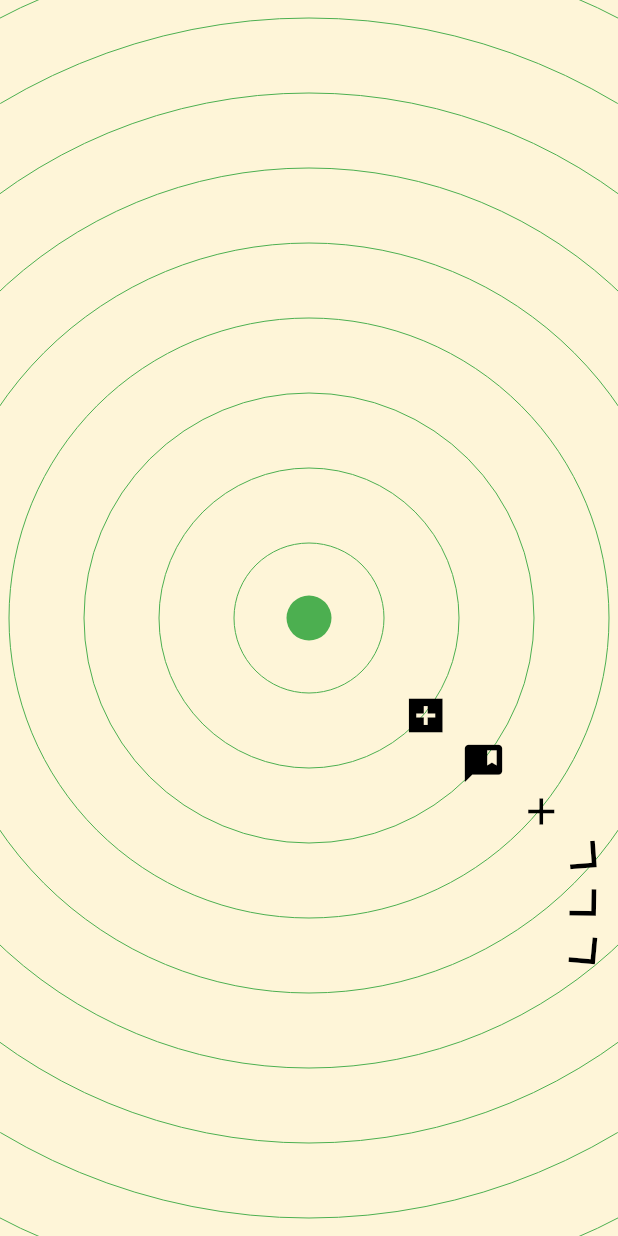
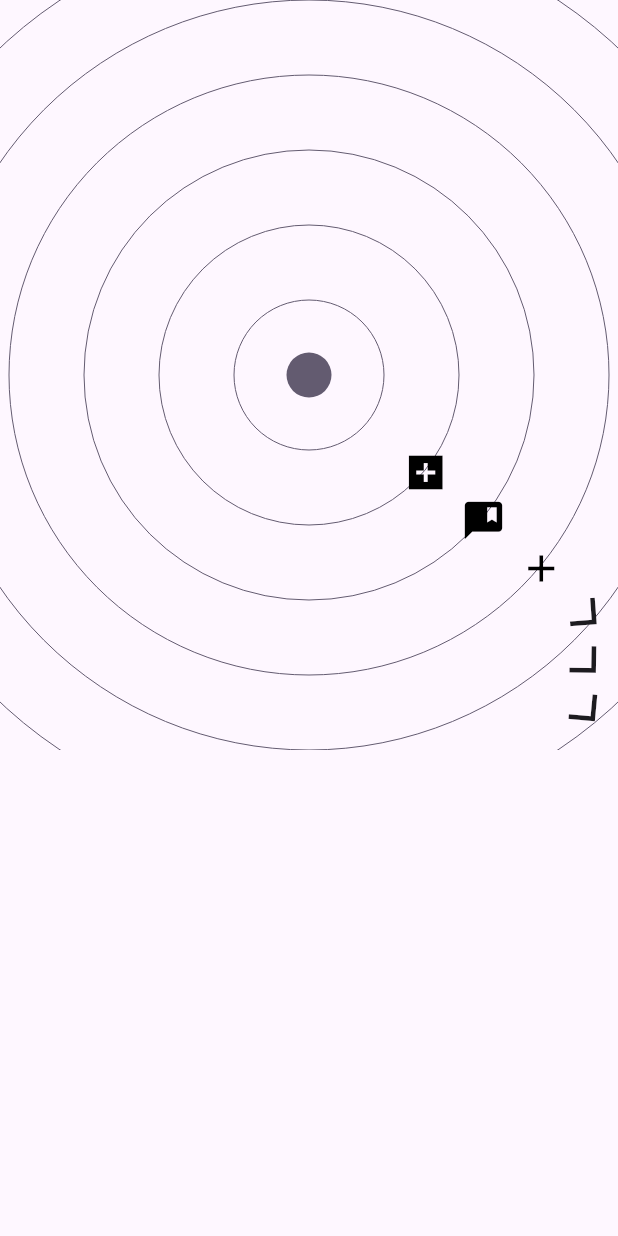
Before and after one commit to OtavioHo/flutter_radar_view, a Flutter app: the screen it shows after launch, on a phone screen of 412 x 824 dp. Run offline on Flutter 3.47's test engine with Material 2 defaults, Android fonts, the phone set to English and light mode, and no system bars; missing offline and left inert: touchable.

Commit message:
More refactor and fix constraints

```diff
--- a/example/lib/main.dart
+++ b/example/lib/main.dart
@@ -31,10 +31,23 @@ class MyHomePage extends StatefulWidget {
 }
 
 class _MyHomePageState extends State<MyHomePage> {
+  List<Spot> spots = [
+    Spot(distance: 100, icon: Icons.add_box_sharp),
+    Spot(distance: 150, icon: Icons.comment_bank),
+    Spot(distance: 200),
+    Spot(distance: 250),
+    Spot(distance: 300),
+    Spot(distance: 350),
+  ];
+
   @override
   Widget build(BuildContext context) {
-    return const Scaffold(
-      body: RadarView(),
+    return Scaffold(
+      body: SizedBox(
+        height: 500,
+        width: 500,
+        child: RadarView(spots: spots),
+      ),
     );
   }
 }
--- a/lib/src/radar_painter.dart
+++ b/lib/src/radar_painter.dart
@@ -7,32 +7,43 @@ import 'package:touchable/touchable.dart';
 class RadarPainter extends CustomPainter {
   BuildContext context;
   Offset offset;
+  BoxConstraints constraints;
   double scale = 1.0;
   List<Spot> spots;
   Rect rect;
   Function(Spot, TapDownDetails)? onTapSpot;
+  Color? backgroundColor;
+  Color? foregroundColor;
+  Function(Canvas, Size)? backgroundPainter;
+  Function(Spot, Canvas, TouchyCanvas)? spotPainter;
 
   RadarPainter({
     required this.context,
     required this.offset,
+    required this.constraints,
     this.scale = 1.0,
     this.spots = const [],
     this.onTapSpot,
-  }) : rect = Rect.fromLTRB(
-          20,
-          20,
-          MediaQuery.of(context).size.width - 20,
-          MediaQuery.of(context).size.height - 20,
-        );
+    this.backgroundColor,
+    this.foregroundColor,
+    this.backgroundPainter,
+    this.spotPainter,
+    Rect? rect,
+  }) : rect = rect ??
+            Rect.fromLTRB(
+              20,
+              20,
+              constraints.maxWidth - 20,
+              constraints.maxHeight - 20,
+            );
 
-  _defaulSpotPainter(Spot spot, Canvas canvas, TouchyCanvas touchyCanvas) {
+  _defaultSpotPainter(Spot spot, Canvas canvas, TouchyCanvas touchyCanvas) {
     final borderPaint = Paint()..color = Colors.black;
     final backgroundPaint = Paint()..color = Colors.white;
-    const double spotSize = 25;
 
     touchyCanvas.drawCircle(
       spot.position(this),
-      spotSize,
+      spot.size,
       borderPaint,
       onTapDown:
           onTapSpot != null ? (details) => onTapSpot!(spot, details) : null,
@@ -40,7 +51,7 @@ class RadarPainter extends CustomPainter {
 
     touchyCanvas.drawCircle(
       spot.position(this),
-      spotSize - 2,
+      spot.size - 2,
       backgroundPaint,
       onTapDown:
           onTapSpot != null ? (details) => onTapSpot!(spot, details) : null,
@@ -58,7 +69,7 @@ class RadarPainter extends CustomPainter {
     textPainter.paint(canvas, spot.position(this).translate(-14, -14));
   }
 
-  _defaultOverflowPainte(Spot spot, Canvas canvas, TouchyCanvas touchyCanvas) {
+  _defaultOverflowPainter(Spot spot, Canvas canvas, TouchyCanvas touchyCanvas) {
     Offset edgePosition;
     double dx;
     double dy;
@@ -88,7 +99,7 @@ class RadarPainter extends CustomPainter {
       style: TextStyle(
         fontSize: 30.0,
         fontFamily: Icons.arrow_forward_ios.fontFamily,
-        color: Colors.black,
+        color: Theme.of(context).colorScheme.onBackground,
       ),
     );
     textPainter.layout();
@@ -108,23 +119,26 @@ class RadarPainter extends CustomPainter {
     required Rect rect,
   }) {
     if (rect.contains(spot.position(this))) {
-      _defaulSpotPainter(spot, canvas, touchyCanvas);
+      if (spotPainter == null) {
+        _defaultSpotPainter(spot, canvas, touchyCanvas);
+      } else {
+        spotPainter!(spot, canvas, touchyCanvas);
+      }
     } else {
-      _defaultOverflowPainte(spot, canvas, touchyCanvas);
+      _defaultOverflowPainter(spot, canvas, touchyCanvas);
     }
   }
 
-  @override
-  void paint(Canvas canvas, Size size) {
+  _paintBackground(Canvas canvas, Size size) {
     final ballpaint = Paint();
-    ballpaint.color = Colors.green;
+    ballpaint.color =
+        foregroundColor ?? Theme.of(context).colorScheme.secondary;
     ballpaint.style = PaintingStyle.stroke;
 
     final bgpaint = Paint();
-    bgpaint.color = Colors.yellow.withOpacity(0.2);
+    bgpaint.color = backgroundColor ?? Theme.of(context).colorScheme.background;
 
     var center = rect.center;
-    canvas.clipRect(Rect.fromLTWH(0, 0, size.width, size.height));
     canvas.drawRect(Rect.fromLTWH(0, 0, size.width, size.height), bgpaint);
     for (var i = 0; i < 10; i++) {
       canvas.drawCircle(
@@ -141,6 +155,16 @@ class RadarPainter extends CustomPainter {
       15 * scale,
       ballpaint,
     );
+  }
+
+  @override
+  void paint(Canvas canvas, Size size) {
+    canvas.clipRect(Rect.fromLTWH(0, 0, size.width, size.height));
+    if (backgroundPainter == null) {
+      _paintBackground(canvas, size);
+    } else {
+      backgroundPainter!(canvas, size);
+    }
 
     var touchyCanvas = TouchyCanvas(context, canvas);
 
--- a/lib/src/radar_view.dart
+++ b/lib/src/radar_view.dart
@@ -6,7 +6,13 @@ import 'package:touchable/touchable.dart';
 import '../flutter_radar_view.dart';
 
 class RadarView extends StatefulWidget {
-  const RadarView({super.key});
+  final List<Spot> spots;
+  final double initialScale;
+  const RadarView({
+    super.key,
+    required this.spots,
+    this.initialScale = 1.0,
+  });
 
   @override
   State<RadarView> createState() => _RadarViewState();
@@ -19,7 +25,7 @@ class _RadarViewState extends State<RadarView>
   late Animation<Offset> _offsetAnimation;
   Offset _currentOffset = const Offset(0, 0);
   bool _dragable = true;
-  final GlobalKey<ScaffoldState> _key = GlobalKey();
+  late double scale;
 
   @override
   void initState() {
@@ -32,6 +38,8 @@ class _RadarViewState extends State<RadarView>
       ..addListener(() {
         setState(() {});
       });
+
+    scale = widget.initialScale;
     super.initState();
   }
 
@@ -44,26 +52,10 @@ class _RadarViewState extends State<RadarView>
     _currentOffset = position;
   }
 
-  double scale = 1.0;
-  List<Spot> spots = [
-    Spot(distance: 100, icon: Icons.add_box_sharp),
-    Spot(distance: 150, icon: Icons.comment_bank),
-    Spot(distance: 200),
-    Spot(distance: 250),
-    Spot(distance: 300),
-    Spot(distance: 350),
-  ];
-
   @override
   Widget build(BuildContext context) {
-    return Scaffold(
-      key: _key,
-      drawer: const Drawer(),
-      body: SafeArea(
-        child: SizedBox(
-          height: MediaQuery.of(context).size.height,
-          width: MediaQuery.of(context).size.width,
-          child: Stack(
+    return LayoutBuilder(builder: (context, constraints) {
+      return Stack(
         children: [
           Positioned.fill(
             child: GestureDetector(
@@ -86,25 +78,22 @@ class _RadarViewState extends State<RadarView>
                 gesturesToOverride: const [GestureType.onTapDown],
                 builder: (context) => CustomPaint(
                   painter: RadarPainter(
-                        onTapSpot: (spot, details) =>
-                            animateToNewPosition(Offset(
+                    onTapSpot: (spot, details) => animateToNewPosition(Offset(
                       -spot.distance * cos(spot.theta) * scale,
                       -spot.distance * sin(spot.theta) * scale,
                     )),
                     context: context,
-                        offset:
-                            _dragable ? _currentOffset : _offsetAnimation.value,
+                    offset: _dragable ? _currentOffset : _offsetAnimation.value,
+                    constraints: constraints,
                     scale: scale,
-                        spots: spots,
+                    spots: widget.spots,
                   ),
                 ),
               ),
             ),
           ),
         ],
-          ),
-        ),
-      ),
       );
+    });
   }
 }
--- a/lib/src/spot.dart
+++ b/lib/src/spot.dart
@@ -3,10 +3,12 @@ import 'dart:math';
 import 'package:flutter/material.dart';
 import 'package:flutter_radar_view/flutter_radar_view.dart';
 
-class Spot {
+class Spot<T> {
   final double distance;
   late double theta;
   final IconData icon;
+  final double size;
+  final T? data;
 
   Offset position(RadarPainter painter) => painter.rect.center
       .translate(
@@ -15,7 +17,12 @@ class Spot {
       )
       .translate(painter.offset.dx, painter.offset.dy);
 
-  Spot({required this.distance, this.icon = Icons.add}) {
+  Spot({
+    required this.distance,
+    this.icon = Icons.add,
+    this.size = 25,
+    this.data,
+  }) {
     theta = Random().nextDouble() * 2 * pi;
   }
 }
```
Lines whose indentation alone changed are shown as unchanged.
